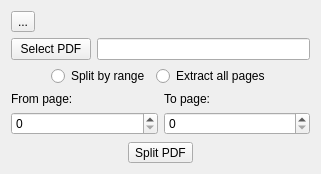
First picture: the form in src/interface/pages/2-split/split.ui, repository silash35/qpdftools, before the edit.
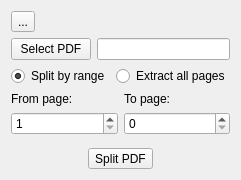
Second picture: the form after the edit. Icons and pictures are not drawn.

```diff
--- a/src/interface/pages/2-split/split.ui
+++ b/src/interface/pages/2-split/split.ui
@@ -4,31 +4,17 @@
  <widget class="QWidget" name="SplitPage">
   <layout class="QVBoxLayout" name="verticalLayout_9">
    <item>
-    <layout class="QHBoxLayout" name="horizontalLayout_6">
-     <item>
-      <widget class="QToolButton" name="tbtn_return2">
-       <property name="text">
-        <string>...</string>
-       </property>
-       <property name="shortcut">
-        <string>Esc</string>
-       </property>
-      </widget>
-     </item>
-     <item>
-      <spacer name="horizontalSpacer_4">
-       <property name="orientation">
-        <enum>Qt::Horizontal</enum>
-       </property>
-       <property name="sizeHint" stdset="0">
-        <size>
-         <width>40</width>
-         <height>20</height>
-        </size>
-       </property>
-      </spacer>
-     </item>
-    </layout>
+    <widget class="QToolButton" name="tbtn_return">
+     <property name="text">
+      <string>...</string>
+     </property>
+     <property name="icon">
+      <iconset theme="go-previous"/>
+     </property>
+     <property name="shortcut">
+      <string>Esc</string>
+     </property>
+    </widget>
    </item>
    <item>
     <layout class="QHBoxLayout" name="horizontalLayout_5">
@@ -45,65 +31,30 @@
     </layout>
    </item>
    <item>
-    <layout class="QHBoxLayout" name="horizontalLayout_2">
-     <item>
-      <spacer name="horizontalSpacer_7">
-       <property name="orientation">
-        <enum>Qt::Horizontal</enum>
-       </property>
-       <property name="sizeHint" stdset="0">
-        <size>
-         <width>40</width>
-         <height>20</height>
-        </size>
-       </property>
-      </spacer>
-     </item>
-     <item>
+    <layout class="QHBoxLayout" name="horizontalLayout_1">
+     <item alignment="Qt::AlignRight">
       <widget class="QRadioButton" name="rbtn_splitRange">
-       <property name="layoutDirection">
-        <enum>Qt::LeftToRight</enum>
-       </property>
-       <property name="autoFillBackground">
-        <bool>false</bool>
-       </property>
        <property name="text">
         <string>Split by range</string>
        </property>
+       <property name="checked">
+        <bool>true</bool>
+       </property>
       </widget>
      </item>
-     <item>
+     <item alignment="Qt::AlignLeft">
       <widget class="QRadioButton" name="rbtn_extractAll">
-       <property name="layoutDirection">
-        <enum>Qt::LeftToRight</enum>
-       </property>
-       <property name="autoFillBackground">
-        <bool>false</bool>
-       </property>
        <property name="text">
         <string>Extract all pages</string>
        </property>
       </widget>
      </item>
-     <item>
-      <spacer name="horizontalSpacer_8">
-       <property name="orientation">
-        <enum>Qt::Horizontal</enum>
-       </property>
-       <property name="sizeHint" stdset="0">
-        <size>
-         <width>40</width>
-         <height>20</height>
-        </size>
-       </property>
-      </spacer>
-     </item>
     </layout>
    </item>
    <item>
-    <layout class="QHBoxLayout" name="horizontalLayout_8">
+    <layout class="QHBoxLayout" name="horizontalLayout_2">
      <item>
-      <layout class="QVBoxLayout" name="verticalLayout_7">
+      <layout class="QVBoxLayout" name="verticalLayout_3">
        <item>
         <widget class="QLabel" name="label">
          <property name="text">
@@ -113,6 +64,9 @@
        </item>
        <item>
         <widget class="QSpinBox" name="spinBox_fistPage">
+         <property name="minimum">
+          <number>1</number>
+         </property>
          <property name="maximum">
           <number>999999999</number>
          </property>
@@ -148,50 +102,23 @@
      <property name="sizeType">
       <enum>QSizePolicy::Expanding</enum>
      </property>
-     <property name="sizeHint" stdset="0">
-      <size>
-       <width>1</width>
-       <height>1</height>
-      </size>
-     </property>
     </spacer>
    </item>
-   <item>
-    <layout class="QHBoxLayout" name="horizontalLayout_7">
-     <item>
-      <spacer name="horizontalSpacer_5">
-       <property name="orientation">
-        <enum>Qt::Horizontal</enum>
-       </property>
-       <property name="sizeHint" stdset="0">
-        <size>
-         <width>40</width>
-         <height>20</height>
-        </size>
-       </property>
-      </spacer>
-     </item>
-     <item>
-      <widget class="QToolButton" name="tbtn_pdfSplit">
-       <property name="text">
-        <string>Split PDF</string>
-       </property>
-      </widget>
-     </item>
-     <item>
-      <spacer name="horizontalSpacer_6">
-       <property name="orientation">
-        <enum>Qt::Horizontal</enum>
-       </property>
-       <property name="sizeHint" stdset="0">
-        <size>
-         <width>40</width>
-         <height>20</height>
-        </size>
-       </property>
-      </spacer>
-     </item>
-    </layout>
+   <item alignment="Qt::AlignHCenter">
+    <widget class="QToolButton" name="tbtn_pdfSplit">
+     <property name="text">
+      <string>Split PDF</string>
+     </property>
+     <property name="class" stdset="0">
+      <string>action</string>
+     </property>
+     <property name="toolButtonStyle">
+      <enum>Qt::ToolButtonTextUnderIcon</enum>
+     </property>
+     <property name="icon">
+      <iconset theme="edit-cut"/>
+     </property>
+    </widget>
    </item>
   </layout>
  </widget>
```
Left out of the diff: 8 changed lines with no effect on the pictures.
